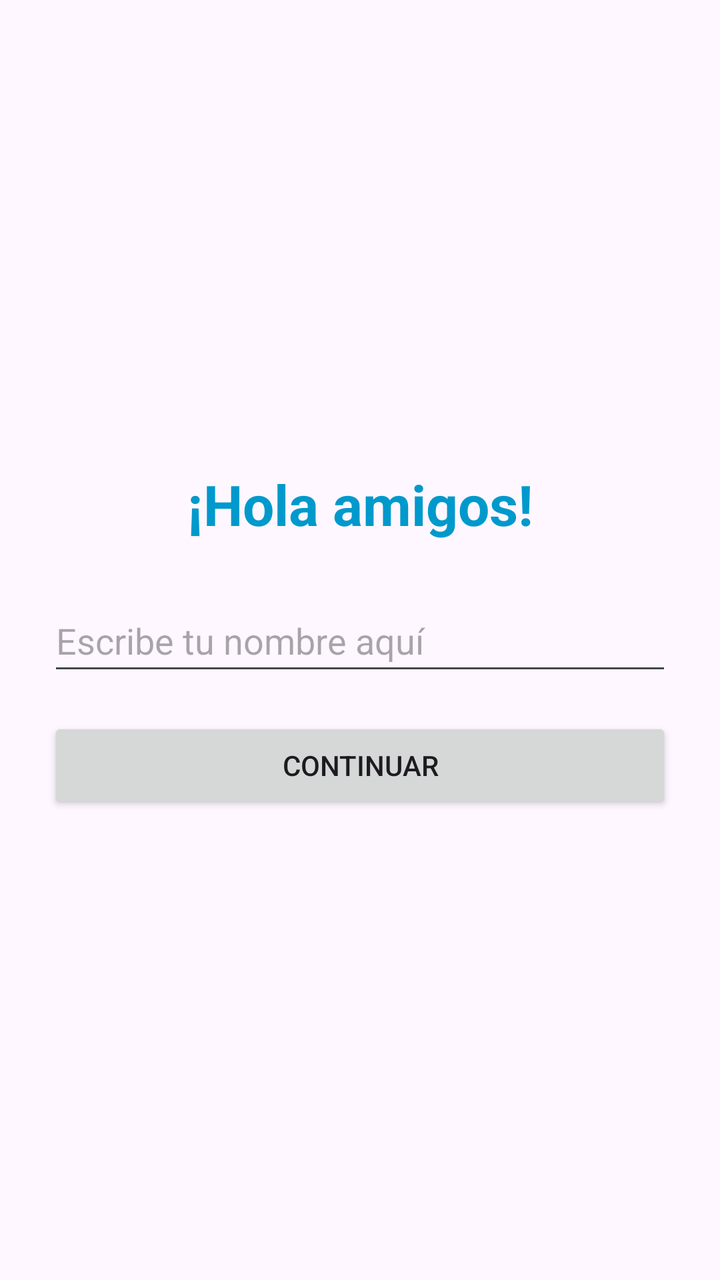
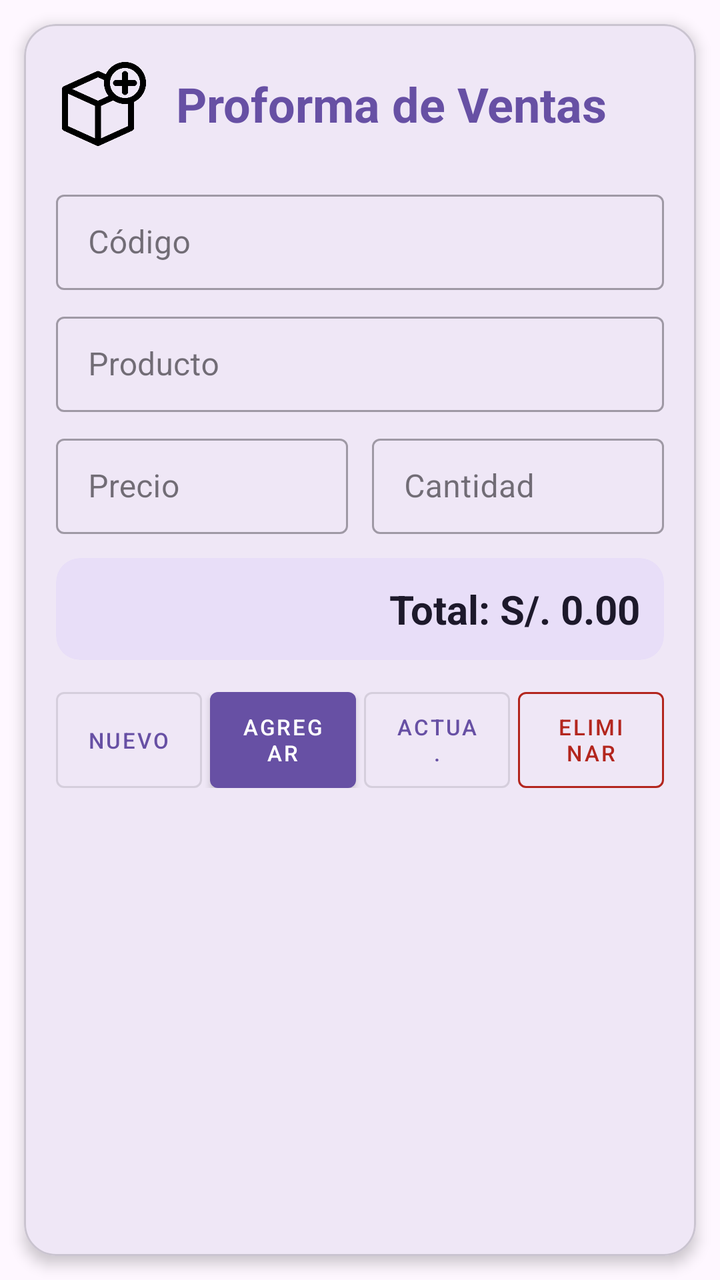

Two renders of the same Android screen: before a commit and after it. Below are the layout's source before the change and the commit's diff.
<!-- AndroidManifest.xml: application theme Theme.AppProformaMantenimiento -->
<!-- res/layout/activity_main.xml -->
<?xml version="1.0" encoding="utf-8"?>
<androidx.constraintlayout.widget.ConstraintLayout xmlns:android="http://schemas.android.com/apk/res/android"
    xmlns:app="http://schemas.android.com/apk/res-auto"
    xmlns:tools="http://schemas.android.com/tools"
    android:layout_width="match_parent"
    android:layout_height="match_parent"
    android:padding="24dp"
    tools:context=".MainActivity">

    
    <TextView
        android:id="@+id/tvTitle"
        android:layout_width="wrap_content"
        android:layout_height="wrap_content"
        android:text="¡Hola amigos!"
        android:textSize="28sp"
        android:textStyle="bold"
        android:textColor="@android:color/holo_blue_dark"
        app:layout_constraintBottom_toTopOf="@+id/etName"
        app:layout_constraintEnd_toEndOf="parent"
        app:layout_constraintStart_toStartOf="parent"
        app:layout_constraintTop_toTopOf="parent"
        app:layout_constraintVertical_chainStyle="packed" />

    
    <EditText
        android:id="@+id/etName"
        android:layout_width="0dp"
        android:layout_height="wrap_content"
        android:layout_marginTop="24dp"
        android:hint="Escribe tu nombre aquí"
        android:inputType="textPersonName"
        android:minHeight="48dp"
        app:layout_constraintBottom_toTopOf="@+id/btnAction"
        app:layout_constraintEnd_toEndOf="parent"
        app:layout_constraintStart_toStartOf="parent"
        app:layout_constraintTop_toBottomOf="@+id/tvTitle" />

    
    <Button
        android:id="@+id/btnAction"
        android:layout_width="0dp"
        android:layout_height="wrap_content"
        android:layout_marginTop="16dp"
        android:text="Continuar"
        app:layout_constraintBottom_toBottomOf="parent"
        app:layout_constraintEnd_toEndOf="parent"
        app:layout_constraintStart_toStartOf="parent"
        app:layout_constraintTop_toBottomOf="@+id/etName" />

</androidx.constraintlayout.widget.ConstraintLayout>
<!-- resources referenced by this layout -->
<resources>
  <style name="Theme.AppProformaMantenimiento" parent="Base.Theme.AppProformaMantenimiento" />
  <style name="Base.Theme.AppProformaMantenimiento" parent="Theme.Material3.DayNight.NoActionBar">
          
          
      </style>
</resources>

<!-- the commit's change to res/layout/activity_main.xml (unified diff, before → after) -->
@@ -2,50 +2,234 @@
 <androidx.constraintlayout.widget.ConstraintLayout xmlns:android="http://schemas.android.com/apk/res/android"
     xmlns:app="http://schemas.android.com/apk/res-auto"
     xmlns:tools="http://schemas.android.com/tools"
+    android:id="@+id/main"
     android:layout_width="match_parent"
     android:layout_height="match_parent"
-    android:padding="24dp"
+    android:background="?android:attr/colorBackground"
     tools:context=".MainActivity">
 
-    
-    <TextView
-        android:id="@+id/tvTitle"
-        android:layout_width="wrap_content"
-        android:layout_height="wrap_content"
-        android:text="¡Hola amigos!"
-        android:textSize="28sp"
-        android:textStyle="bold"
-        android:textColor="@android:color/holo_blue_dark"
-        app:layout_constraintBottom_toTopOf="@+id/etName"
-        app:layout_constraintEnd_toEndOf="parent"
+    <com.google.android.material.card.MaterialCardView
+        android:layout_width="match_parent"
+        android:layout_height="match_parent"
+        android:layout_margin="12dp"
+        app:cardCornerRadius="16dp"
+        app:cardElevation="4dp"
+        app:cardBackgroundColor="?attr/colorSurface"
+        app:layout_constraintTop_toTopOf="parent"
+        app:layout_constraintBottom_toBottomOf="parent"
         app:layout_constraintStart_toStartOf="parent"
-        app:layout_constraintTop_toTopOf="parent"
-        app:layout_constraintVertical_chainStyle="packed" />
-
-    
-    <EditText
-        android:id="@+id/etName"
-        android:layout_width="0dp"
-        android:layout_height="wrap_content"
-        android:layout_marginTop="24dp"
-        android:hint="Escribe tu nombre aquí"
-        android:inputType="textPersonName"
-        android:minHeight="48dp"
-        app:layout_constraintBottom_toTopOf="@+id/btnAction"
-        app:layout_constraintEnd_toEndOf="parent"
-        app:layout_constraintStart_toStartOf="parent"
-        app:layout_constraintTop_toBottomOf="@+id/tvTitle" />
-
-    
-    <Button
-        android:id="@+id/btnAction"
-        android:layout_width="0dp"
-        android:layout_height="wrap_content"
-        android:layout_marginTop="16dp"
-        android:text="Continuar"
-        app:layout_constraintBottom_toBottomOf="parent"
-        app:layout_constraintEnd_toEndOf="parent"
-        app:layout_constraintStart_toStartOf="parent"
-        app:layout_constraintTop_toBottomOf="@+id/etName" />
-
+        app:layout_constraintEnd_toEndOf="parent">
+
+        <LinearLayout
+            android:layout_width="match_parent"
+            android:layout_height="match_parent"
+            android:orientation="vertical"
+            android:padding="16dp">
+
+            
+            <LinearLayout
+                android:layout_width="match_parent"
+                android:layout_height="wrap_content"
+                android:orientation="horizontal"
+                android:gravity="center_vertical"
+                android:layout_marginBottom="16dp">
+
+                <ImageView
+                    android:id="@+id/iconoEtiqueta"
+                    android:layout_width="48dp"
+                    android:layout_height="48dp"
+                    android:src="@drawable/nuevo"
+                    android:contentDescription="icono"
+                    android:layout_marginEnd="12dp"/>
+
+                <com.google.android.material.textview.MaterialTextView
+                    android:id="@+id/txtTitulo"
+                    android:layout_width="wrap_content"
+                    android:layout_height="wrap_content"
+                    android:text="Proforma de Ventas"
+                    android:textAppearance="?attr/textAppearanceHeadline5"
+                    android:textColor="?attr/colorPrimary"
+                    android:textStyle="bold" />
+            </LinearLayout>
+
+            
+            <androidx.core.widget.NestedScrollView
+                android:layout_width="match_parent"
+                android:layout_height="wrap_content"
+                android:layout_weight="0">
+
+                <LinearLayout
+                    android:layout_width="match_parent"
+                    android:layout_height="wrap_content"
+                    android:orientation="vertical">
+
+                    <com.google.android.material.textfield.TextInputLayout
+                        android:layout_width="match_parent"
+                        android:layout_height="wrap_content"
+                        android:layout_marginBottom="8dp"
+                        android:hint="Código"
+                        style="@style/Widget.MaterialComponents.TextInputLayout.OutlinedBox.Dense">
+
+                        <com.google.android.material.textfield.TextInputEditText
+                            android:id="@+id/txtcodigo"
+                            android:layout_width="match_parent"
+                            android:layout_height="wrap_content"
+                            android:maxLength="6"
+                            android:inputType="textNoSuggestions|textVisiblePassword"/>
+                    </com.google.android.material.textfield.TextInputLayout>
+
+                    <com.google.android.material.textfield.TextInputLayout
+                        android:layout_width="match_parent"
+                        android:layout_height="wrap_content"
+                        android:layout_marginBottom="8dp"
+                        android:hint="Producto"
+                        style="@style/Widget.MaterialComponents.TextInputLayout.OutlinedBox.Dense">
+
+                        <com.google.android.material.textfield.TextInputEditText
+                            android:id="@+id/txtProducto"
+                            android:layout_width="match_parent"
+                            android:layout_height="wrap_content"
+                            android:maxLength="40"
+                            android:inputType="textNoSuggestions|textVisiblePassword"/>
+                    </com.google.android.material.textfield.TextInputLayout>
+
+                    
+                    <LinearLayout
+                        android:layout_width="match_parent"
+                        android:layout_height="wrap_content"
+                        android:orientation="horizontal"
+                        android:baselineAligned="false"
+                        android:layout_marginBottom="12dp">
+
+                        <com.google.android.material.textfield.TextInputLayout
+                            android:layout_width="0dp"
+                            android:layout_height="wrap_content"
+                            android:layout_weight="1"
+                            android:layout_marginEnd="6dp"
+                            android:hint="Precio"
+                            style="@style/Widget.MaterialComponents.TextInputLayout.OutlinedBox.Dense">
+
+                            <com.google.android.material.textfield.TextInputEditText
+                                android:id="@+id/txtPrecio"
+                                android:layout_width="match_parent"
+                                android:layout_height="wrap_content"
+                                android:inputType="numberDecimal"/>
+                        </com.google.android.material.textfield.TextInputLayout>
+
+                        <com.google.android.material.textfield.TextInputLayout
+                            android:layout_width="0dp"
+                            android:layout_height="wrap_content"
+                            android:layout_weight="1"
+                            android:layout_marginStart="6dp"
+                            android:hint="Cantidad"
+                            style="@style/Widget.MaterialComponents.TextInputLayout.OutlinedBox.Dense">
+
+                            <com.google.android.material.textfield.TextInputEditText
+                                android:id="@+id/txtCantidad"
+                                android:layout_width="match_parent"
+                                android:layout_height="wrap_content"
+                                android:inputType="number"/>
+                        </com.google.android.material.textfield.TextInputLayout>
+                    </LinearLayout>
+                </LinearLayout>
+            </androidx.core.widget.NestedScrollView>
+
+            
+            <com.google.android.material.card.MaterialCardView
+                android:layout_width="match_parent"
+                android:layout_height="wrap_content"
+                android:layout_marginBottom="16dp"
+                app:cardBackgroundColor="?attr/colorSecondaryContainer"
+                app:cardElevation="0dp"
+                app:strokeWidth="0dp">
+
+                <LinearLayout
+                    android:layout_width="match_parent"
+                    android:layout_height="wrap_content"
+                    android:padding="12dp"
+                    android:gravity="end|center_vertical"
+                    android:orientation="horizontal">
+
+                    <com.google.android.material.textview.MaterialTextView
+                        android:id="@+id/txtResultado"
+                        android:layout_width="wrap_content"
+                        android:layout_height="wrap_content"
+                        android:text="Total: S/. 0.00"
+                        android:textSize="20sp"
+                        android:textStyle="bold"
+                        android:textColor="?attr/colorOnSecondaryContainer" />
+                </LinearLayout>
+            </com.google.android.material.card.MaterialCardView>
+
+            
+            <LinearLayout
+                android:layout_width="match_parent"
+                android:layout_height="wrap_content"
+                android:orientation="horizontal"
+                android:gravity="center"
+                android:layout_marginBottom="12dp"
+                android:weightSum="4">
+
+                <com.google.android.material.button.MaterialButton
+                    android:id="@+id/btnNuevo"
+                    style="@style/Widget.MaterialComponents.Button.OutlinedButton"
+                    android:layout_width="0dp"
+                    android:layout_height="wrap_content"
+                    android:layout_weight="1"
+                    android:layout_marginEnd="4dp"
+                    android:insetTop="0dp"
+                    android:insetBottom="0dp"
+                    android:textSize="11sp"
+                    android:text="Nuevo"/>
+
+                <com.google.android.material.button.MaterialButton
+                    android:id="@+id/btnGrabar"
+                    style="@style/Widget.MaterialComponents.Button"
+                    android:layout_width="0dp"
+                    android:layout_height="wrap_content"
+                    android:layout_weight="1"
+                    android:layout_marginEnd="4dp"
+                    android:insetTop="0dp"
+                    android:insetBottom="0dp"
+                    android:textSize="11sp"
+                    android:text="Agregar"/>
+
+                <com.google.android.material.button.MaterialButton
+                    android:id="@+id/btnEditar"
+                    style="@style/Widget.MaterialComponents.Button.OutlinedButton"
+                    android:layout_width="0dp"
+                    android:layout_height="wrap_content"
+                    android:layout_weight="1"
+                    android:layout_marginEnd="4dp"
+                    android:insetTop="0dp"
+                    android:insetBottom="0dp"
+                    android:textSize="11sp"
+                    android:text="Actua."/>
+
+                <com.google.android.material.button.MaterialButton
+                    android:id="@+id/btnEliminar"
+                    style="@style/Widget.MaterialComponents.Button.OutlinedButton"
+                    android:layout_width="0dp"
+                    android:layout_height="wrap_content"
+                    android:layout_weight="1"
+                    android:textColor="?attr/colorError"
+                    app:strokeColor="?attr/colorError"
+                    android:insetTop="0dp"
+                    android:insetBottom="0dp"
+                    android:textSize="11sp"
+                    android:text="Eliminar"/>
+            </LinearLayout>
+
+            
+            <ListView
+                android:id="@+id/listProforma"
+                android:layout_width="match_parent"
+                android:layout_height="0dp"
+                android:layout_weight="1"
+                android:divider="?android:attr/listDivider"
+                android:dividerHeight="1dp"
+                android:scrollbars="vertical"/>
+
+        </LinearLayout>
+    </com.google.android.material.card.MaterialCardView>
 </androidx.constraintlayout.widget.ConstraintLayout>
<!-- resource entries referenced after the edit -->
@@ -1,5 +1,6 @@
 <!-- resources referenced by this layout -->
 <resources>
+  <!-- drawable nuevo: png bitmap (drawable, 12564 bytes) -->
   <style name="Theme.AppProformaMantenimiento" parent="Base.Theme.AppProformaMantenimiento" />
   <style name="Base.Theme.AppProformaMantenimiento" parent="Theme.Material3.DayNight.NoActionBar">
           
